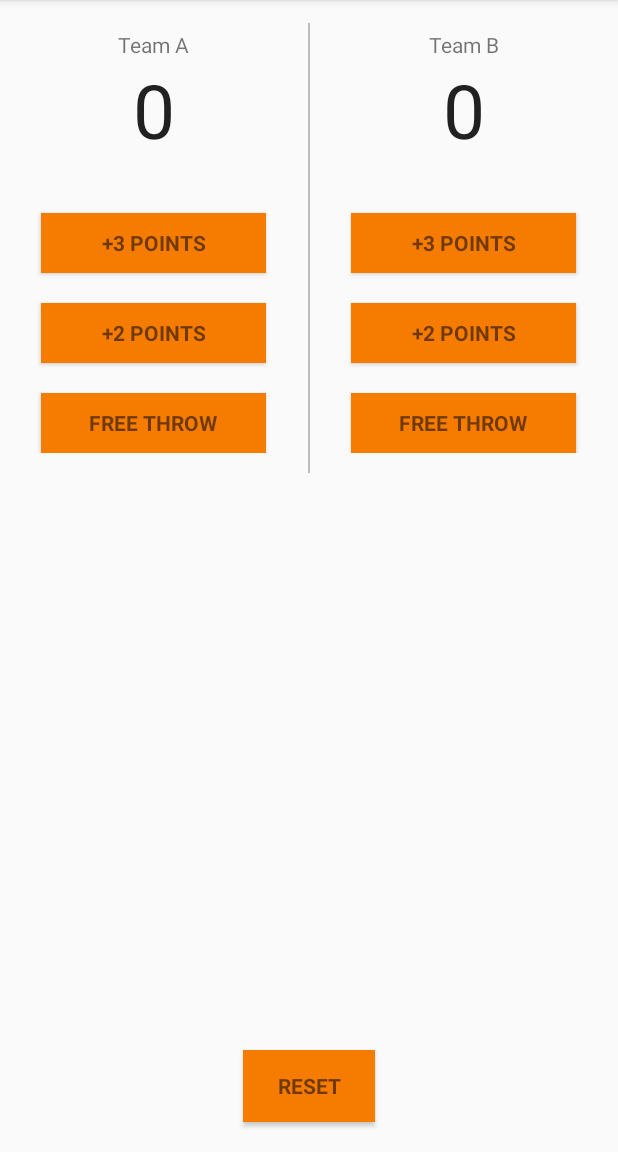
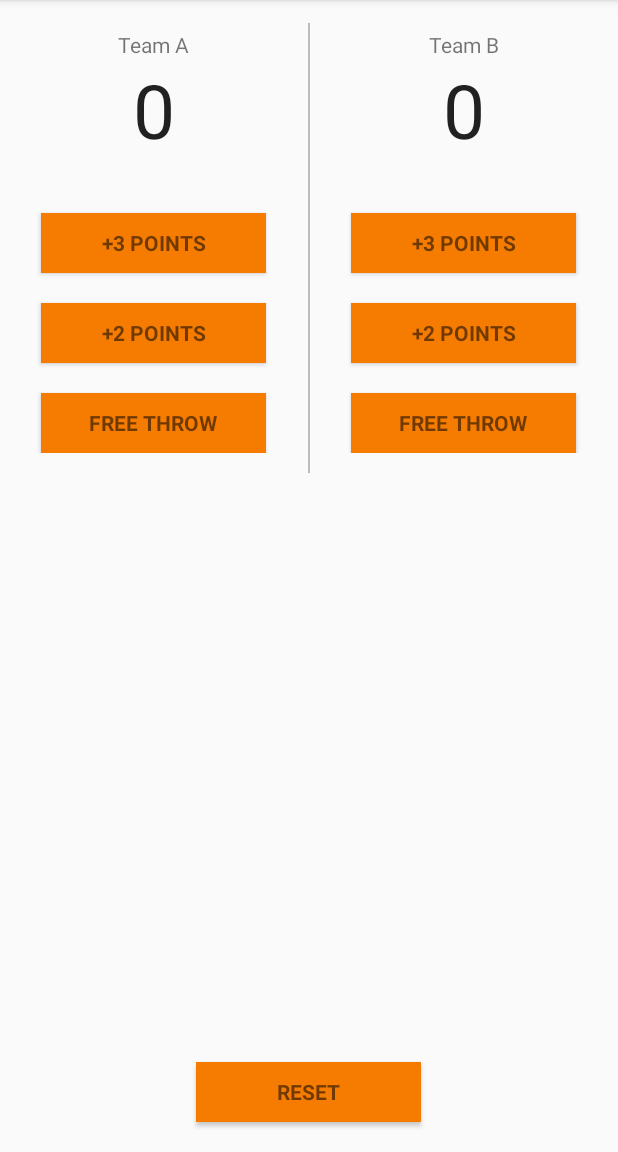
Before and after one commit to raysango/Court-Counter, an Android app: the screen it shows after launch (MainActivity), on a phone screen of 412 x 824 dp, the part 84-1236 px from its top. Run offline under Robolectric (Android 15) with nearby library versions, the phone set to English and light mode, and no system bars.

Commit message:
Add styles

```diff
--- a/app/src/main/res/layout/activity_main.xml
+++ b/app/src/main/res/layout/activity_main.xml
@@ -31,54 +31,26 @@
 
                 <TextView
                     android:id="@+id/team_A_score"
-                    android:layout_width="wrap_content"
-                    android:layout_height="wrap_content"
-                    android:layout_gravity="center"
-                    android:layout_weight="1"
-                    android:gravity="center"
-                    android:text="0"
-                    android:textAppearance="?android:textAppearanceLarge"
-                    android:textSize="@dimen/text_size" />
+                    style="@style/Score" />
 
                 <Button
-                    android:layout_width="@dimen/button_width"
-                    android:layout_height="@dimen/button_height"
-                    android:layout_gravity="center"
                     android:layout_marginTop="@dimen/button_padding"
-                    android:background="@color/colorPrimary"
                     android:onClick="incrementTeamA"
-                    android:paddingLeft="@dimen/button_padding"
-                    android:paddingRight="@dimen/button_padding"
                     android:tag="@string/plus3"
                     android:text="@string/points3"
-                    android:textAppearance="?android:textAppearanceSmall"
-                    android:textStyle="bold" />
+                    style="@style/Button"/>
 
                 <Button
-                    android:layout_width="@dimen/button_width"
-                    android:layout_height="@dimen/button_height"
-                    android:layout_gravity="center"
-                    android:layout_marginTop="@dimen/top_padding_margin"
-                    android:background="@color/colorPrimary"
                     android:onClick="incrementTeamA"
-                    android:paddingLeft="@dimen/button_padding"
-                    android:paddingRight="@dimen/button_padding"
                     android:tag="@string/plus2"
                     android:text="@string/points2"
-                    android:textAppearance="?android:textAppearanceSmall"
-                    android:textStyle="bold" />
+                    style="@style/Button"/>
 
                 <Button
-                    android:layout_width="@dimen/button_width"
-                    android:layout_height="@dimen/button_height"
-                    android:layout_gravity="center"
-                    android:layout_marginTop="@dimen/top_padding_margin"
-                    android:background="@color/colorPrimary"
                     android:onClick="incrementTeamA"
                     android:tag="@string/plus1"
                     android:text="@string/free_throw"
-                    android:textAppearance="?android:textAppearanceSmall"
-                    android:textStyle="bold" />
+                    style="@style/Button"/>
 
 
             </LinearLayout>
@@ -106,68 +78,36 @@
 
                 <TextView
                     android:id="@+id/team_B_score"
-                    android:layout_width="wrap_content"
-                    android:layout_height="wrap_content"
-                    android:layout_gravity="center"
-                    android:text="0"
-                    android:textAppearance="?android:textAppearanceLarge"
-                    android:textSize="@dimen/text_size" />
+                    style="@style/Score" />
 
                 <Button
-                    android:layout_width="@dimen/button_width"
-                    android:layout_height="@dimen/button_height"
-                    android:layout_gravity="center"
                     android:layout_marginTop="@dimen/button_padding"
-                    android:background="@color/colorPrimary"
                     android:onClick="incrementTeamB"
-                    android:paddingLeft="@dimen/button_padding"
-                    android:paddingRight="@dimen/button_padding"
                     android:tag="@string/plus3"
                     android:text="@string/points3"
-                    android:textAppearance="?android:textAppearanceSmall"
-                    android:textStyle="bold" />
+                    style="@style/Button"/>
 
                 <Button
-                    android:layout_width="@dimen/button_width"
-                    android:layout_height="@dimen/button_height"
-                    android:layout_gravity="center"
-                    android:layout_marginTop="@dimen/top_padding_margin"
-                    android:background="@color/colorPrimary"
                     android:onClick="incrementTeamB"
-                    android:paddingLeft="@dimen/button_padding"
-                    android:paddingRight="@dimen/button_padding"
                     android:tag="@string/plus2"
                     android:text="@string/points2"
-                    android:textAppearance="?android:textAppearanceSmall"
-                    android:textStyle="bold" />
+                    style="@style/Button"/>
 
                 <Button
-                    android:layout_width="@dimen/button_width"
-                    android:layout_height="@dimen/button_height"
-                    android:layout_gravity="center"
-                    android:layout_marginTop="@dimen/top_padding_margin"
-                    android:background="@color/colorPrimary"
                     android:onClick="incrementTeamB"
                     android:tag="@string/plus1"
                     android:text="@string/free_throw"
-                    android:textAppearance="?android:textAppearanceSmall"
-                    android:textStyle="bold" />
-
-
+                    style="@style/Button"/>
             </LinearLayout>
         </LinearLayout>
 
 
         <Button
-            android:layout_width="wrap_content"
-            android:layout_height="wrap_content"
+            style="@style/Button"
             android:layout_alignParentBottom="true"
             android:layout_centerHorizontal="true"
             android:layout_marginBottom="@dimen/top_padding_margin"
-            android:background="@color/colorPrimary"
             android:onClick="resetScore"
-            android:text="@string/reset"
-            android:textAppearance="?android:textAppearanceSmall"
-            android:textStyle="bold" />
+            android:text="@string/reset" />
     </RelativeLayout>
 </ScrollView>
--- a/app/src/main/res/values/styles.xml
+++ b/app/src/main/res/values/styles.xml
@@ -8,4 +8,24 @@
         <item name="colorAccent">@color/colorAccent</item>
     </style>
 
+    <style name="Button">
+        <item name="android:layout_width">@dimen/button_width</item>
+        <item name="android:layout_height">@dimen/button_height</item>
+        <item name="android:layout_gravity">center</item>
+        <item name="android:layout_marginTop">@dimen/top_padding_margin</item>
+        <item name="android:background">@color/colorPrimary</item>
+        <item name="android:onClick">incrementTeamB</item>
+        <item name="android:textAppearance">?android:textAppearanceSmall</item>
+        <item name="android:textStyle">bold</item>
+    </style>
+
+    <style name="Score">
+        <item name="android:layout_width">wrap_content</item>
+        <item name="android:layout_height">wrap_content</item>
+        <item name="android:layout_gravity">center</item>
+        <item name="android:text">0</item>
+        <item name="android:textAppearance">?android:textAppearanceLarge</item>
+        <item name="android:textSize">@dimen/text_size</item>
+    </style>
+
 </resources>
```
